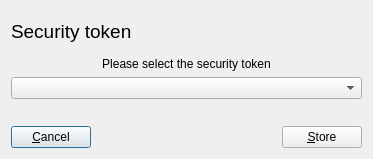
The window that ui/SelectToken.ui (chris2511/xca) describes before a commit, drawn with Qt 5.
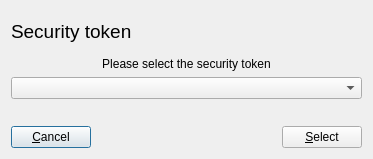
The same window after the commit.

The edit to the form file:
```diff
--- a/ui/SelectToken.ui
+++ b/ui/SelectToken.ui
@@ -143,7 +143,7 @@
      <item>
       <widget class="QPushButton" name="applyButton">
        <property name="text">
-        <string>&amp;Store</string>
+        <string>&amp;Select</string>
        </property>
       </widget>
      </item>
```
